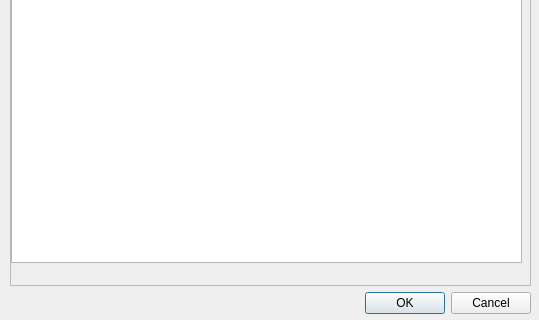
Above: sipamsar_dialog_base.ui from alexlopespereira/sipamsar before the change; both pictures show x 0 to 539 and y 147 to 467 of the 539 by 467 pixel window. Below: the same form after it.
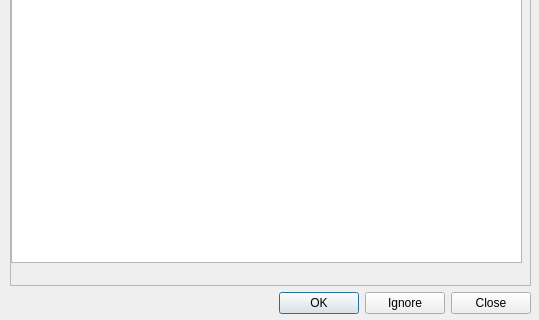
That is the form after the change.

The edit to the form file:
```diff
--- a/sipamsar_dialog_base.ui
+++ b/sipamsar_dialog_base.ui
@@ -83,7 +83,7 @@
          <enum>Qt::Horizontal</enum>
         </property>
         <property name="standardButtons">
-         <set>QDialogButtonBox::Cancel|QDialogButtonBox::Ok</set>
+         <set>QDialogButtonBox::Close|QDialogButtonBox::Ignore|QDialogButtonBox::Ok</set>
         </property>
        </widget>
       </item>
```
